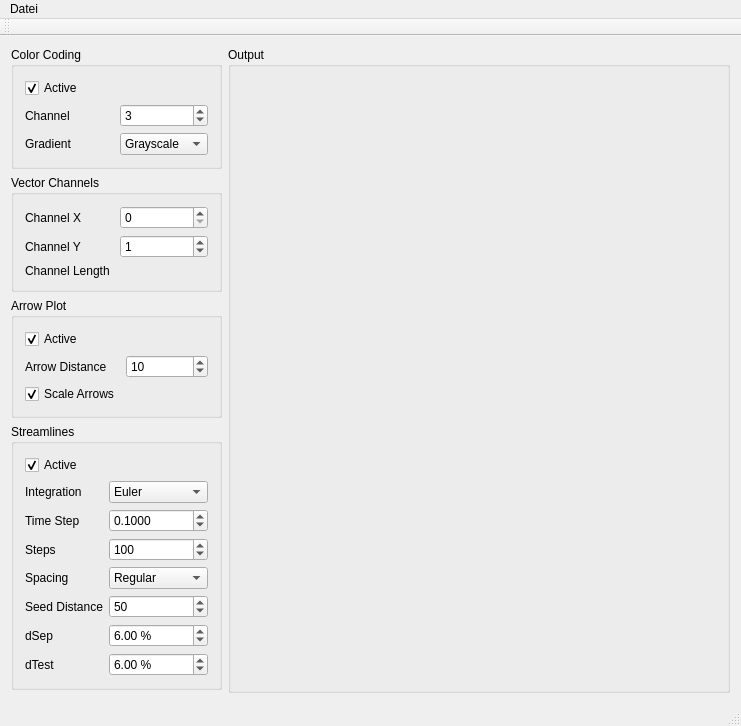
stf80/Visualisierung-LU-WS-2010, file Beispiel2/mainwindow.ui: the form before one commit.
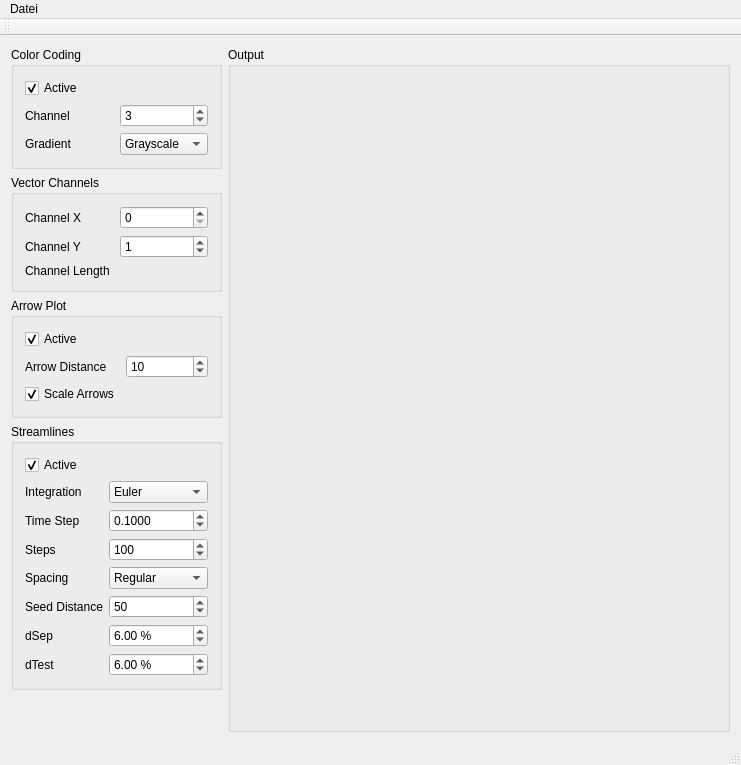
The form after the commit.

Diff of the .ui file:
```diff
--- a/Beispiel2/mainwindow.ui
+++ b/Beispiel2/mainwindow.ui
@@ -7,7 +7,7 @@
     <x>0</x>
     <y>0</y>
     <width>741</width>
-    <height>726</height>
+    <height>765</height>
    </rect>
   </property>
   <property name="sizePolicy">
```
Left out of the diff: 7 changed lines with no effect on the pictures.
